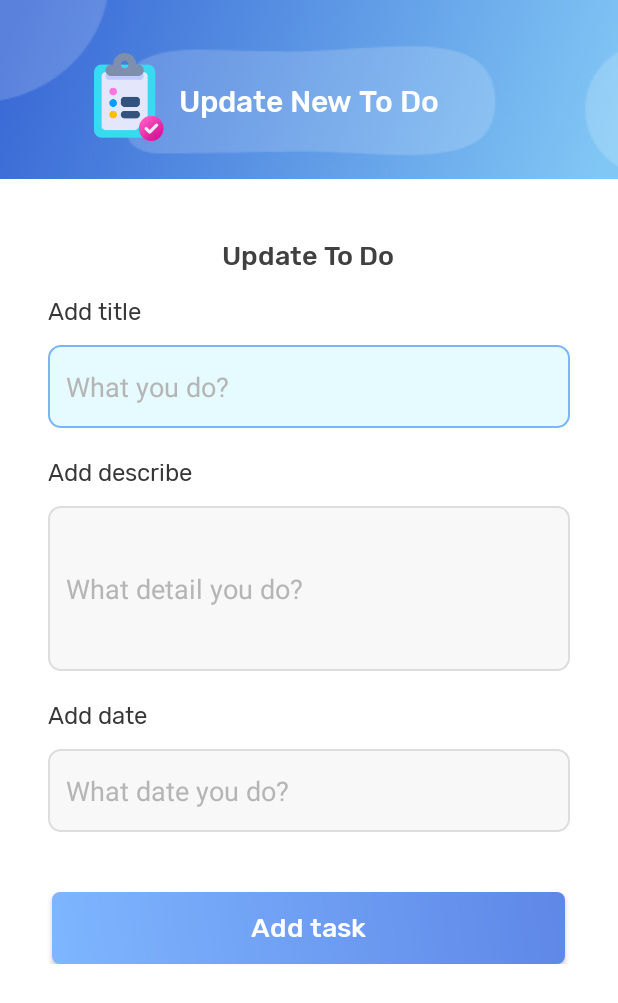
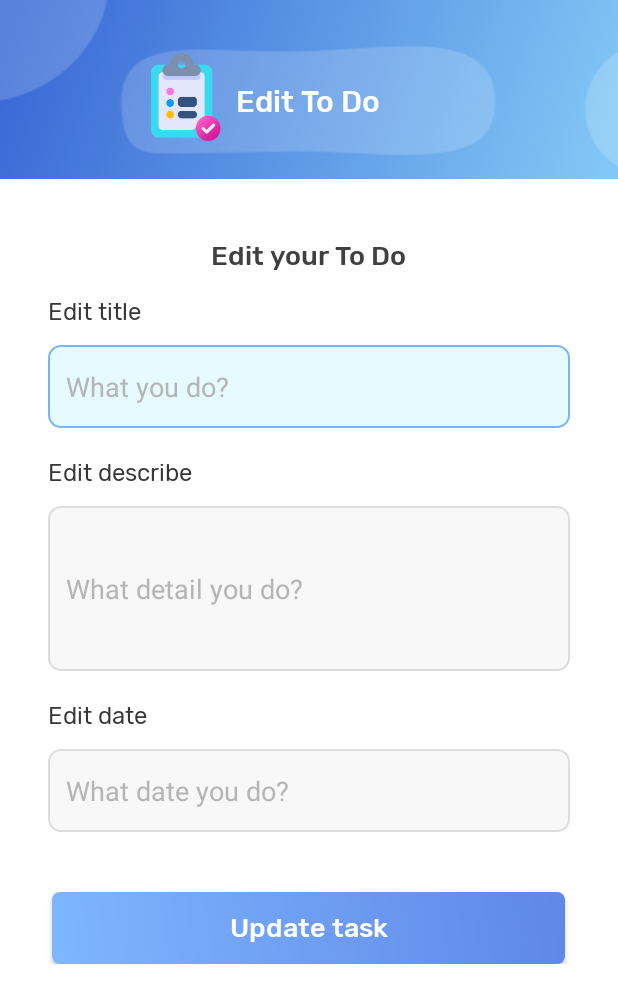
Before and after one commit to danesn/ToDoList-Android-App, an Android app: the UpdateToDoListActivity screen opened directly, with no data from a screen before it, on a phone screen of 412 x 824 dp. Shown: the top 1003 px of the screen. Run offline under Robolectric (Android 15) with nearby library versions, the phone set to English and light mode, and no system bars.

Commit message:
memperbaiki kebaliknya penempatan parameter inputan pada constructor model objek. berhasilnya penggunaan fungsi update dan delete todo

```diff
--- a/app/src/main/java/com/example/todolistapp/DatabaseHelper.java
+++ b/app/src/main/java/com/example/todolistapp/DatabaseHelper.java
@@ -66,11 +66,6 @@ public class DatabaseHelper extends SQLiteOpenHelper {
         }
     }
 
-//    public boolean updateOne(ToDoListModel toDoListModel) {
-//        SQLiteDatabase db = this.getWritableDatabase();
-//        Cursor cursor = db.rawQuery("SELECT * FROM " +TODOLIST_TABLE+ " WHERE " +COLUMN_ID+ " = " )
-//    }
-
     public boolean addOne(ToDoListModel toDoListModel) {
         SQLiteDatabase db = this.getWritableDatabase();
         ContentValues cv = new ContentValues();
--- a/app/src/main/java/com/example/todolistapp/NewToDoListActivity.java
+++ b/app/src/main/java/com/example/todolistapp/NewToDoListActivity.java
@@ -42,7 +42,7 @@ public class NewToDoListActivity extends AppCompatActivity {
                     databaseHelper = new DatabaseHelper(getApplicationContext());
 
                     boolean isSuccess = databaseHelper.addOne(toDoListModel);
-                    Toast.makeText(getApplicationContext(), isSuccess+ " added new todo", Toast.LENGTH_SHORT).show();
+                    Toast.makeText(getApplicationContext(), "Success added new todo", Toast.LENGTH_SHORT).show();
 
                     MainActivity.ma.showCountTasks();
                     MainActivity.ma.showToDoOnRecyclerView();
--- a/app/src/main/java/com/example/todolistapp/ToDoListModel.java
+++ b/app/src/main/java/com/example/todolistapp/ToDoListModel.java
@@ -4,11 +4,11 @@ public class ToDoListModel {
     int id;
     String titleToDoList, dateToDoList, descToDoList;
 
-    public ToDoListModel(int id, String titleToDoList, String dateToDoList, String descToDoList) {
+    public ToDoListModel(int id, String titleToDoList, String descToDoList, String dateToDoList) {
         this.id = id;
         this.titleToDoList = titleToDoList;
+        this.descToDoList = descToDoList;
         this.dateToDoList = dateToDoList;
-        this.descToDoList = descToDoList;
     }
 
     public int getId() {
--- a/app/src/main/java/com/example/todolistapp/UpdateToDoListActivity.java
+++ b/app/src/main/java/com/example/todolistapp/UpdateToDoListActivity.java
@@ -2,13 +2,87 @@ package com.example.todolistapp;
 
 import androidx.appcompat.app.AppCompatActivity;
 
+import android.content.Intent;
+import android.database.Cursor;
+import android.database.sqlite.SQLiteDatabase;
 import android.os.Bundle;
+import android.view.View;
+import android.widget.Button;
+import android.widget.EditText;
+import android.widget.Toast;
+
+import java.util.ArrayList;
+import java.util.List;
 
 public class UpdateToDoListActivity extends AppCompatActivity {
+
+    Button buttonUpdateToDo;
+    EditText edtUpdateTitle, edtUpdateDesc, edtUpdateDate;
+    DatabaseHelper databaseHelper;
+
 
     @Override
     protected void onCreate(Bundle savedInstanceState) {
         super.onCreate(savedInstanceState);
         setContentView(R.layout.activity_update_to_do_list);
+
+        buttonUpdateToDo = findViewById(R.id.buttonUpdateToDo);
+        edtUpdateTitle = findViewById(R.id.edtUpdateTitle);
+        edtUpdateDesc = findViewById(R.id.edtUpdateDesc);
+        edtUpdateDate = findViewById(R.id.edtUpdateDate);
+
+        // take intent id
+        final int takeID = getIntent().getIntExtra("id", 0);
+
+        // search todolist
+        databaseHelper = new DatabaseHelper(this);
+        SQLiteDatabase db = databaseHelper.getReadableDatabase();
+        Cursor cursor = db.rawQuery("SELECT * FROM TODOLIST_TABLE WHERE ID = " +takeID+ ";", null);
+
+        cursor.moveToFirst();
+        if (cursor.getCount()>0) {
+            cursor.moveToPosition(0);
+
+            //set data todolist into edittext
+            edtUpdateTitle.setText(cursor.getString(1).toString());
+            edtUpdateDesc.setText(cursor.getString(2).toString());
+            edtUpdateDate.setText(cursor.getString(3).toString());
+        }
+
+        buttonUpdateToDo.setOnClickListener(new View.OnClickListener() {
+            @Override
+            public void onClick(View v) {
+                SQLiteDatabase db = databaseHelper.getWritableDatabase();
+
+                String titleToDo, detailToDo, dateToDo;
+
+                //get value of edittext
+                titleToDo = edtUpdateTitle.getText().toString();
+                detailToDo = edtUpdateDesc.getText().toString();
+                dateToDo = edtUpdateDate.getText().toString();
+
+                // check if input is empty
+                if (titleToDo.length()>0 && detailToDo.length()>0 && dateToDo.length()>0){
+
+                    // if not empty
+                    // update into database
+                    db.execSQL("UPDATE TODOLIST_TABLE SET TITLE= '" + titleToDo + "', DETAIL='" + detailToDo + "', DATE='" + dateToDo + "' WHERE ID= " + takeID + ";");
+                    Toast.makeText(getApplicationContext(), "Success edited todo", Toast.LENGTH_SHORT).show();
+
+                    MainActivity.ma.showToDoOnRecyclerView();
+                    MainActivity.ma.showCountTasks();
+
+                    finish();
+                }
+                else {
+                    // if empty
+                    Toast.makeText(getApplicationContext(), "Text cannot be empty", Toast.LENGTH_SHORT).show();
+                }
+
+
+            }
+        });
+
+
     }
 }
--- a/app/src/main/res/layout/activity_update_to_do_list.xml
+++ b/app/src/main/res/layout/activity_update_to_do_list.xml
@@ -36,7 +36,7 @@
                 android:layout_height="wrap_content"
                 android:fontFamily="@font/rubikmedium"
                 android:layout_centerHorizontal="true"
-                android:text="Update New To Do"
+                android:text="Edit To Do"
                 android:textColor="@color/white"
                 android:textSize="20sp"
                 android:layout_marginTop="55dp"/>
@@ -56,7 +56,7 @@
 
             <TextView
                 android:layout_gravity="center"
-                android:text="Update To Do"
+                android:text="Edit your To Do"
                 android:textColor="@color/black"
                 android:textSize="18sp"
                 android:fontFamily="@font/rubikmedium"
@@ -65,7 +65,7 @@
                 android:layout_marginBottom="16dp"/>
 
             <TextView
-                android:text="Add title"
+                android:text="Edit title"
                 android:textSize="16sp"
                 android:textColor="@color/blackChild"
                 android:fontFamily="@font/rubikregular"
@@ -74,6 +74,7 @@
                 android:layout_marginBottom="12dp"/>
 
             <EditText
+                android:id="@+id/edtUpdateTitle"
                 android:maxLength="30"
                 android:lines="1"
                 android:hint="What you do?"
@@ -85,7 +86,7 @@
                 android:background="@drawable/bginputtodo"/>
 
             <TextView
-                android:text="Add describe"
+                android:text="Edit describe"
                 android:textSize="16sp"
                 android:textColor="@color/blackChild"
                 android:fontFamily="@font/rubikregular"
@@ -95,6 +96,7 @@
                 android:layout_marginTop="20dp"/>
 
             <EditText
+                android:id="@+id/edtUpdateDesc"
                 android:hint="What detail you do?"
                 android:textColorHint="#B5B5B5"
                 android:textColor="#000C5D"
@@ -104,7 +106,7 @@
                 android:background="@drawable/bginputtodo"/>
 
             <TextView
-                android:text="Add date"
+                android:text="Edit date"
                 android:textSize="16sp"
                 android:textColor="@color/blackChild"
                 android:fontFamily="@font/rubikregular"
@@ -114,6 +116,7 @@
                 android:layout_marginTop="20dp"/>
 
             <EditText
+                android:id="@+id/edtUpdateDate"
                 android:maxLength="22"
                 android:lines="1"
                 android:hint="What date you do?"
@@ -127,12 +130,13 @@
         </LinearLayout>
 
         <Button
+            android:id="@+id/buttonUpdateToDo"
             android:elevation="4dp"
             android:layout_marginTop="20dp"
             android:textAllCaps="false"
             android:fontFamily="@font/rubikmedium"
             android:textSize="18sp"
-            android:text="Add task"
+            android:text="Update task"
             android:textColor="@color/white"
             android:background="@drawable/btnblue"
             android:layout_width="342dp"
--- a/app/src/main/res/layout/item.xml
+++ b/app/src/main/res/layout/item.xml
@@ -50,11 +50,11 @@
 
 
     <TextView
+        android:id="@+id/dateToDoList"
         android:layout_marginRight="10dp"
         android:gravity="right"
         android:layout_centerVertical="true"
         android:layout_alignParentRight="true"
-        android:id="@+id/dateToDoList"
         android:layout_width="100dp"
         android:layout_height="wrap_content"
         android:fontFamily="@font/rubikmedium"
```
Also changed, not shown: app/src/main/java/com/example/todolistapp/MainActivity.java (+41 -0 lines), app/src/main/java/com/example/todolistapp/ToDoListAdapter.java (+26 -1 lines).
